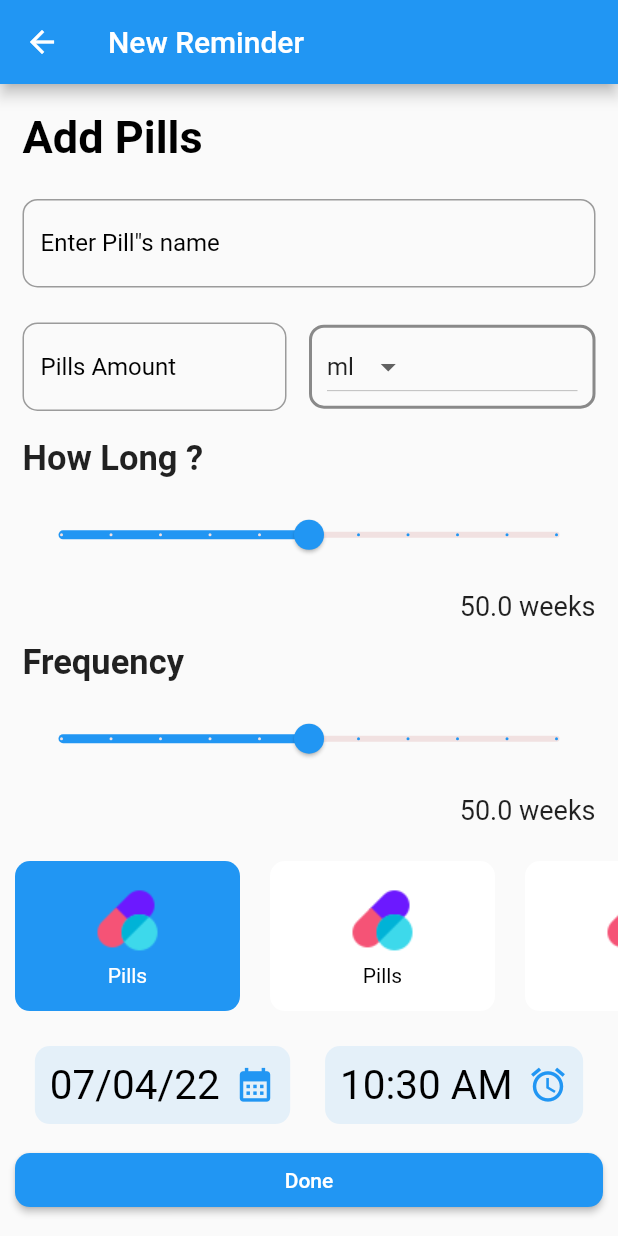
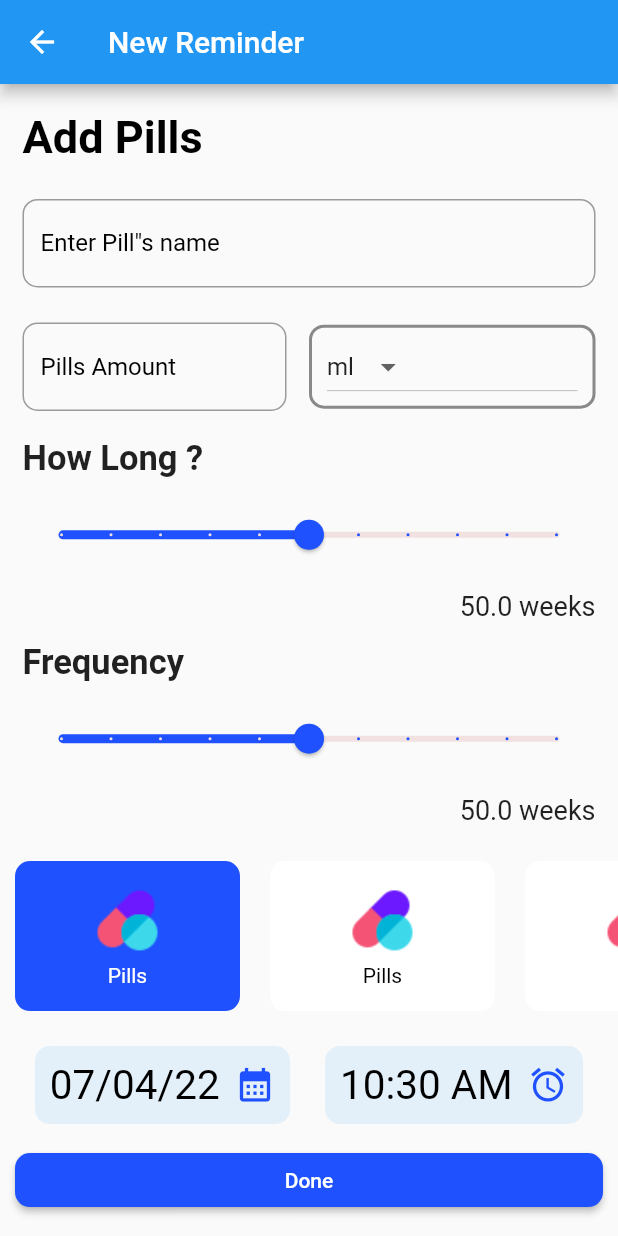
Before and after one commit to Sarvesh-10/MedicineReminder, a Flutter app: the screen it shows after launch, after a tap on the "add" icon, on a phone screen of 412 x 824 dp. Run offline on Flutter 3.47's test engine with Material 2 defaults, Android fonts, the phone set to English and light mode, and no system bars; our stand-ins replace bottom_navy_bar, cloud_firestore, firebase_core; accounts and stored records are empty.

Commit message:
First Commit

```diff
--- a/lib/Medicine.dart
+++ b/lib/Medicine.dart
@@ -16,10 +16,10 @@ class Medicine {
   String type;
   int weeksOrDays;
   int freqPerDay;
-  Image pillImage;
+
   String pillImageDesc;
   DateTime date;
   TimeOfDay time;
-  Medicine(this.name, this.amount, this.date, this.freqPerDay, this.pillImage,
+  Medicine(this.name, this.amount, this.date, this.freqPerDay,
       this.pillImageDesc, this.time, this.type, this.weeksOrDays);
 }
--- a/lib/addmedicine.dart
+++ b/lib/addmedicine.dart
@@ -2,6 +2,7 @@
 
 import 'package:flutter/foundation.dart';
 import 'package:flutter/material.dart';
+import 'package:cloud_firestore/cloud_firestore.dart';
 import 'package:flutter/material.dart';
 import 'package:intl/intl.dart';
 import 'Medicine.dart';
@@ -15,6 +16,9 @@ class AddMeds extends StatefulWidget {
 }
 
 class _AddMedsState extends State<AddMeds> {
+  final _firestore = FirebaseFirestore.instance;
+  final nameController = TextEditingController();
+  final pillAmountController = TextEditingController();
   DateTime setDate = DateTime.now();
   TimeOfDay setTime = TimeOfDay.now();
   DateFormat dateFormat = DateFormat('dd/MM/yy');
@@ -22,6 +26,8 @@ class _AddMedsState extends State<AddMeds> {
   double dropDownwidth = 2;
   double sliderValue = 50;
   double sliderValue2 = 50;
+  Medicine? meds;
+  late SnackBar snackBar;
 
   get onChanged => null;
   String? selectType = 'ml';
@@ -65,9 +71,10 @@ class _AddMedsState extends State<AddMeds> {
                 textAlign: TextAlign.left,
               ),
             ),
-            const Padding(
+            Padding(
               padding: EdgeInsets.fromLTRB(15, 5, 15, 5),
               child: TextField(
+                controller: nameController,
                 decoration: InputDecoration(
                     hintText: 'Enter Pill"s name',
                     hintStyle: TextStyle(color: Colors.black),
@@ -88,6 +95,10 @@ class _AddMedsState extends State<AddMeds> {
                           border: OutlineInputBorder(
                               borderRadius:
                                   BorderRadius.all(Radius.circular(10)))),
+                      controller: pillAmountController,
+                      onChanged: (value) {
+                        meds!.amount = value as int;
+                      },
                     ),
                   ),
                 ),
@@ -105,6 +116,7 @@ class _AddMedsState extends State<AddMeds> {
                     onChanged: (value) {
                       setState(() {
                         selectType = value;
+
                         dropDownwidth = 2;
                         onClickDropDown = Colors.blue;
                       });
@@ -133,7 +145,7 @@ class _AddMedsState extends State<AddMeds> {
                   });
                 },
                 inactiveColor: Color.fromARGB(255, 241, 225, 225),
-                activeColor: Colors.blue,
+                activeColor: const Color(0xff1F51FF),
                 min: 0,
                 max: 100,
               ),
@@ -166,7 +178,7 @@ class _AddMedsState extends State<AddMeds> {
                   });
                 },
                 inactiveColor: Color.fromARGB(255, 241, 225, 225),
-                activeColor: Colors.blue,
+                activeColor: const Color(0xff1F51FF),
                 min: 0,
                 max: 100,
               ),
@@ -200,6 +212,7 @@ class _AddMedsState extends State<AddMeds> {
                       setState(() {
                         setDate = DateTime(selectedDate.year,
                             selectedDate.month, selectedDate.day);
+                        meds?.date = setDate;
                       });
                     }
                   },
@@ -225,7 +238,7 @@ class _AddMedsState extends State<AddMeds> {
                         Icon(
                           Icons.calendar_month,
                           size: 27,
-                          color: Colors.blue,
+                          color: const Color(0xff1F51FF),
                         ),
                       ],
                     ),
@@ -237,6 +250,7 @@ class _AddMedsState extends State<AddMeds> {
                     if (selectedTime != null) {
                       setState(() {
                         setTime = selectedTime;
+                        meds?.time = selectedTime;
                       });
                     }
                   },
@@ -258,7 +272,7 @@ class _AddMedsState extends State<AddMeds> {
                         ),
                         Icon(
                           Icons.alarm,
-                          color: Colors.blue,
+                          color: const Color(0xff1F51FF),
                           size: 27,
                         )
                       ],
@@ -278,7 +292,7 @@ class _AddMedsState extends State<AddMeds> {
                   textAlign: TextAlign.center,
                 ),
                 style: ElevatedButton.styleFrom(
-                    primary: Colors.blue,
+                    primary: const Color(0xff1F51FF),
                     shape: RoundedRectangleBorder(
                         borderRadius: BorderRadius.circular(10))),
               ),
@@ -309,6 +323,32 @@ class _AddMedsState extends State<AddMeds> {
   }
 
   void saveMedicine() {
+    _firestore.collection('Medicines').add({
+      'Date': setDate.toString(),
+      'Time': setTime.toString(),
+      'amount': pillAmountController.text,
+      'freqPerday': sliderValue.toString(),
+      'name': nameController.text,
+      'type': selectType,
+      'weekOrdays': sliderValue2.toString(),
+    });
+    snackBar = SnackBar(
+      content: Row(
+        mainAxisAlignment: MainAxisAlignment.spaceBetween,
+        children: const [
+          Text(
+            'Reminder added',
+            style: TextStyle(color: Colors.white, fontSize: 15),
+          ),
+          Icon(
+            Icons.check,
+            color: Colors.white,
+          )
+        ],
+      ),
+      backgroundColor: Colors.green,
+    );
+    ScaffoldMessenger.of(context).showSnackBar(snackBar);
     Navigator.pop(context);
   }
 }
@@ -328,7 +368,7 @@ class ImageContainer extends StatelessWidget {
         width: 150,
         decoration: BoxDecoration(
           borderRadius: BorderRadius.circular(10),
-          color: medtype.isSelected ? Colors.blue : Colors.white,
+          color: medtype.isSelected ? const Color(0xff1F51FF) : Colors.white,
         ),
         margin: EdgeInsets.all(10),
         child: Column(
@@ -349,17 +389,3 @@ class ImageContainer extends StatelessWidget {
     );
   }
 }
-
-class DatePickerWidget extends StatefulWidget {
-  const DatePickerWidget({Key? key}) : super(key: key);
-
-  @override
-  State<DatePickerWidget> createState() => _DatePickerWidgetState();
-}
-
-class _DatePickerWidgetState extends State<DatePickerWidget> {
-  @override
-  Widget build(BuildContext context) {
-    return Container();
-  }
-}
--- a/lib/main.dart
+++ b/lib/main.dart
@@ -1,8 +1,13 @@
 import 'package:flutter/material.dart';
 import 'package:flutter/services.dart';
 import 'package:medicine_reminder_/addmedicine.dart';
+import 'package:firebase_core/firebase_core.dart';
+import 'package:bottom_navy_bar/bottom_navy_bar.dart';
 
-void main() {
+void main() async {
+  WidgetsFlutterBinding.ensureInitialized();
+  await Firebase.initializeApp();
+
   WidgetsFlutterBinding.ensureInitialized();
   SystemChrome.setPreferredOrientations([DeviceOrientation.portraitUp]);
   runApp(const MyApp());
@@ -17,9 +22,9 @@ class MyApp extends StatelessWidget {
     return MaterialApp(
       title: 'Flutter Demo',
       theme: ThemeData(
-        primarySwatch: Colors.blue,
+        primaryColor: const Color(0xff1F51FF),
       ),
-      home: const NavBarBottom(),
+      home: const BottomNavBar(),
     );
   }
 }
@@ -88,3 +93,63 @@ class _NavBarBottomState extends State<NavBarBottom> {
     );
   }
 }
+
+class BottomNavBar extends StatefulWidget {
+  const BottomNavBar({Key? key}) : super(key: key);
+
+  @override
+  State<BottomNavBar> createState() => _BottomNavBarState();
+}
+
+class _BottomNavBarState extends State<BottomNavBar> {
+  int index = 0;
+  @override
+  Widget build(BuildContext context) {
+    return Scaffold(
+      bottomNavigationBar: BottomNavyBar(
+          selectedIndex: index,
+          items: [
+            BottomNavyBarItem(
+                icon: const Icon(Icons.calendar_month_outlined),
+                title: const Text('Calendar'),
+                activeColor: const Color(0xffFF5F1F),
+                inactiveColor: const Color(0xff1F51FF),
+                textAlign: TextAlign.center),
+            BottomNavyBarItem(
+                icon: const Icon(Icons.home_outlined),
+                title: const Text('Home'),
+                activeColor: const Color(0xffFF5F1F),
+                inactiveColor: const Color(0xff1F51FF),
+                textAlign: TextAlign.center),
+            BottomNavyBarItem(
+                icon: const Icon(Icons.person),
+                title: const Text('Profile'),
+                activeColor: const Color(0xffFF5F1F),
+                inactiveColor: const Color(0xff1F51FF),
+                textAlign: TextAlign.center),
+            BottomNavyBarItem(
+                icon: const Icon(Icons.settings),
+                title: const Text('Settings'),
+                inactiveColor: const Color(0xff1F51FF),
+                activeColor: const Color(0xffFF5F1F),
+                textAlign: TextAlign.center),
+          ],
+          onItemSelected: (index) {
+            setState(() {
+              this.index = index;
+            });
+          }),
+      floatingActionButton: FloatingActionButton(
+        onPressed: () {
+          Navigator.push(context, MaterialPageRoute(builder: (context) {
+            return const AddMeds();
+          }));
+        },
+        child: const Icon(Icons.add),
+        backgroundColor: const Color(0xff1F51FF),
+        foregroundColor: Colors.white,
+      ),
+      floatingActionButtonAnimator: FloatingActionButtonAnimator.scaling,
+    );
+  }
+}
--- a/pubspec.yaml
+++ b/pubspec.yaml
@@ -36,6 +36,8 @@ dependencies:
   cupertino_icons: ^1.0.2
   flutter_local_notifications: ^9.4.0
   intl: ^0.17.0
+  cloud_firestore: ^3.1.11
+  bottom_navy_bar: ^6.0.0
 
 dev_dependencies:
   flutter_test:
```
Also changed, not shown: pubspec.lock, 4 other files.
